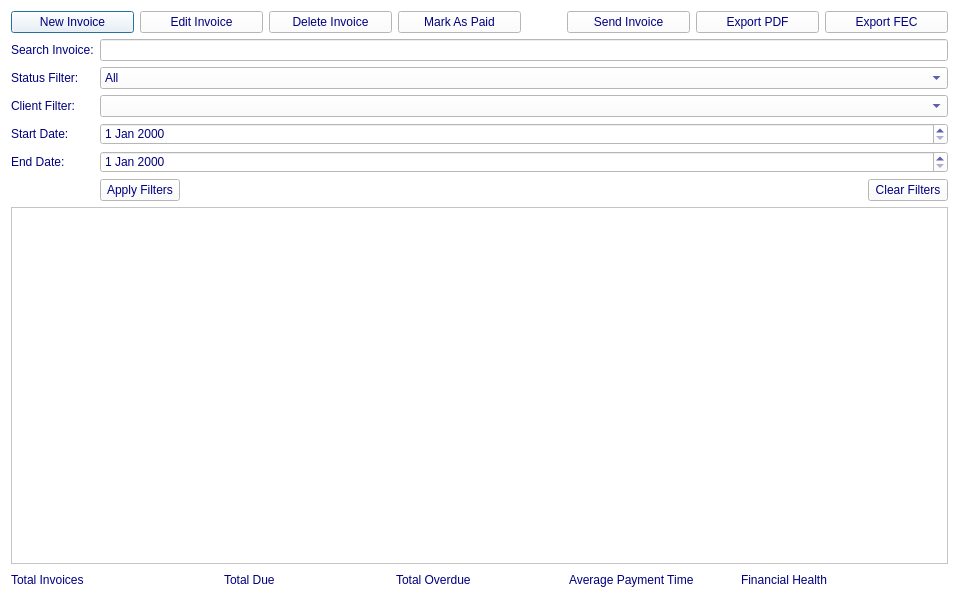
Above: invoicemanagementwidget.ui from rahma159/application before the change. Below: the same form after it.
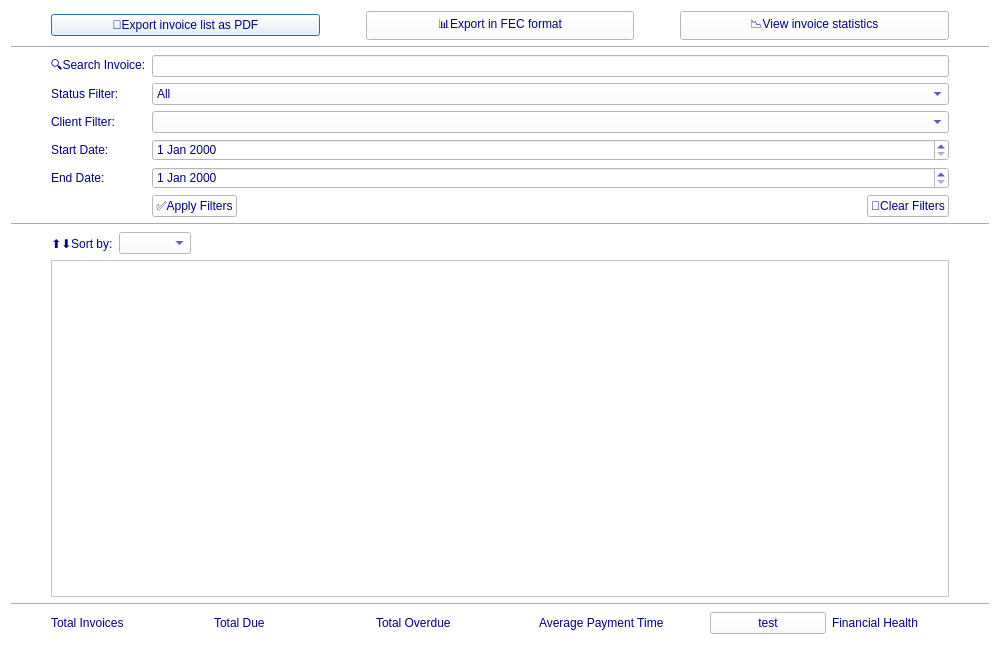
That is the form after the change.

Commit message: Ajout du settingsfor payment pour la classe Invoices

```diff
--- a/invoicemanagementwidget.ui
+++ b/invoicemanagementwidget.ui
@@ -6,8 +6,8 @@
    <rect>
     <x>0</x>
     <y>0</y>
-    <width>959</width>
-    <height>601</height>
+    <width>1000</width>
+    <height>645</height>
    </rect>
   </property>
   <property name="windowTitle">
@@ -17,39 +17,9 @@
    <string notr="true">background-color: rgb(255, 255, 255);
 color: rgb(0, 0, 127);</string>
   </property>
-  <layout class="QHBoxLayout" name="horizontalLayout_3">
-   <item>
     <layout class="QVBoxLayout" name="verticalLayout">
      <item>
       <layout class="QHBoxLayout" name="horizontalLayout">
-       <item>
-        <widget class="QPushButton" name="newInvoiceButton">
-         <property name="text">
-          <string>New Invoice</string>
-         </property>
-        </widget>
-       </item>
-       <item>
-        <widget class="QPushButton" name="editInvoiceButton">
-         <property name="text">
-          <string>Edit Invoice</string>
-         </property>
-        </widget>
-       </item>
-       <item>
-        <widget class="QPushButton" name="deleteInvoiceButton">
-         <property name="text">
-          <string>Delete Invoice</string>
-         </property>
-        </widget>
-       </item>
-       <item>
-        <widget class="QPushButton" name="markAsPaidButton">
-         <property name="text">
-          <string>Mark As Paid</string>
-         </property>
-        </widget>
-       </item>
        <item>
         <spacer name="horizontalSpacer_3">
          <property name="orientation">
@@ -69,53 +39,128 @@
        <item>
         <widget class="QPushButton" name="sendInvoiceButton">
          <property name="text">
-          <string>Send Invoice</string>
+        <string>📄Export invoice list as PDF</string>
          </property>
         </widget>
        </item>
        <item>
-        <widget class="QPushButton" name="exportPdfButton">
+      <spacer name="horizontalSpacer_4">
+       <property name="orientation">
+        <enum>Qt::Orientation::Horizontal</enum>
+       </property>
+       <property name="sizeType">
+        <enum>QSizePolicy::Policy::Preferred</enum>
+       </property>
+       <property name="sizeHint" stdset="0">
+        <size>
+         <width>40</width>
+         <height>20</height>
+        </size>
+       </property>
+      </spacer>
+     </item>
+     <item>
+      <widget class="QPushButton" name="exportFecButton">
          <property name="text">
-          <string>Export PDF</string>
+        <string>📊Export in FEC format</string>
          </property>
         </widget>
        </item>
        <item>
-        <widget class="QPushButton" name="exportFecbutton">
+      <spacer name="horizontalSpacer_6">
+       <property name="orientation">
+        <enum>Qt::Orientation::Horizontal</enum>
+       </property>
+       <property name="sizeType">
+        <enum>QSizePolicy::Policy::Preferred</enum>
+       </property>
+       <property name="sizeHint" stdset="0">
+        <size>
+         <width>40</width>
+         <height>20</height>
+        </size>
+       </property>
+      </spacer>
+     </item>
+     <item>
+      <widget class="QPushButton" name="viewStatisticsButton">
          <property name="text">
-          <string>Export FEC</string>
+        <string>📉View invoice statistics</string>
          </property>
         </widget>
        </item>
-      </layout>
-     </item>
+     <item>
+      <spacer name="horizontalSpacer_13">
+       <property name="orientation">
+        <enum>Qt::Orientation::Horizontal</enum>
+       </property>
+       <property name="sizeType">
+        <enum>QSizePolicy::Policy::Preferred</enum>
+       </property>
+       <property name="sizeHint" stdset="0">
+        <size>
+         <width>40</width>
+         <height>20</height>
+        </size>
+       </property>
+      </spacer>
+     </item>
+    </layout>
+   </item>
+   <item>
+    <widget class="Line" name="line_3">
+     <property name="orientation">
+      <enum>Qt::Orientation::Horizontal</enum>
+     </property>
+    </widget>
+   </item>
      <item>
       <layout class="QGridLayout" name="gridLayout">
-       <item row="1" column="0">
-        <widget class="QLabel" name="statusFilterLabel">
+     <item row="3" column="1">
+      <widget class="QLabel" name="startDateLabel">
          <property name="text">
-          <string>Status Filter:</string>
+        <string>Start Date:</string>
          </property>
         </widget>
        </item>
-       <item row="4" column="0">
-        <widget class="QLabel" name="endDateLabel">
+     <item row="5" column="2">
+      <layout class="QHBoxLayout" name="horizontalLayout_2">
+       <item>
+        <widget class="QPushButton" name="applyFiltersButton">
          <property name="text">
-          <string>End Date:</string>
+          <string>✅Apply Filters</string>
          </property>
         </widget>
        </item>
-       <item row="4" column="1">
+       <item>
+        <spacer name="horizontalSpacer">
+         <property name="orientation">
+          <enum>Qt::Orientation::Horizontal</enum>
+         </property>
+         <property name="sizeHint" stdset="0">
+          <size>
+           <width>40</width>
+           <height>20</height>
+          </size>
+         </property>
+        </spacer>
+       </item>
+       <item>
+        <widget class="QPushButton" name="clearFiltersButton">
+         <property name="text">
+          <string>🧹Clear Filters</string>
+         </property>
+        </widget>
+       </item>
+      </layout>
+     </item>
+     <item row="4" column="2">
         <widget class="QDateEdit" name="endDateEdit"/>
        </item>
-       <item row="0" column="0">
-        <widget class="QLabel" name="searchInvoiceLabel">
-         <property name="text">
-          <string>Search Invoice:</string>
-         </property>
-        </widget>
-       </item>
-       <item row="1" column="1">
+     <item row="3" column="2">
+      <widget class="QDateEdit" name="startDateEdit"/>
+     </item>
+     <item row="1" column="2">
         <widget class="QComboBox" name="statusFilterComboBox">
          <item>
           <property name="text">
@@ -149,47 +194,95 @@
          </item>
         </widget>
        </item>
-       <item row="0" column="1">
+     <item row="4" column="1">
+      <widget class="QLabel" name="endDateLabel">
+       <property name="text">
+        <string>End Date:</string>
+       </property>
+      </widget>
+     </item>
+     <item row="0" column="2">
         <widget class="QLineEdit" name="searchInvoiceLineEdit">
          <property name="text">
           <string/>
          </property>
         </widget>
        </item>
+     <item row="0" column="1">
+      <widget class="QLabel" name="searchInvoiceLabel">
+       <property name="text">
+        <string>🔍Search Invoice:</string>
+       </property>
+      </widget>
+     </item>
        <item row="2" column="0">
+      <spacer name="horizontalSpacer_7">
+       <property name="orientation">
+        <enum>Qt::Orientation::Horizontal</enum>
+       </property>
+       <property name="sizeType">
+        <enum>QSizePolicy::Policy::Preferred</enum>
+       </property>
+       <property name="sizeHint" stdset="0">
+        <size>
+         <width>40</width>
+         <height>20</height>
+        </size>
+       </property>
+      </spacer>
+     </item>
+     <item row="2" column="2">
+      <widget class="QComboBox" name="clientFilterComboBox"/>
+     </item>
+     <item row="2" column="1">
         <widget class="QLabel" name="clientFilterLabel">
          <property name="text">
           <string>Client Filter:</string>
          </property>
         </widget>
        </item>
-       <item row="3" column="0">
-        <widget class="QLabel" name="startDateLabel">
+     <item row="1" column="1">
+      <widget class="QLabel" name="statusFilterLabel">
          <property name="text">
-          <string>Start Date:</string>
+        <string>Status Filter:</string>
          </property>
         </widget>
        </item>
-       <item row="3" column="1">
-        <widget class="QDateEdit" name="startDateEdit"/>
-       </item>
-       <item row="2" column="1">
-        <widget class="QComboBox" name="clientFilterComboBox"/>
-       </item>
-       <item row="5" column="1">
-        <layout class="QHBoxLayout" name="horizontalLayout_2">
+     <item row="3" column="3">
+      <spacer name="horizontalSpacer_8">
+       <property name="orientation">
+        <enum>Qt::Orientation::Horizontal</enum>
+       </property>
+       <property name="sizeType">
+        <enum>QSizePolicy::Policy::Preferred</enum>
+       </property>
+       <property name="sizeHint" stdset="0">
+        <size>
+         <width>40</width>
+         <height>20</height>
+        </size>
+       </property>
+      </spacer>
+     </item>
+    </layout>
+   </item>
          <item>
-          <widget class="QPushButton" name="applyFiltersButton">
-           <property name="text">
-            <string>Apply Filters</string>
+    <widget class="Line" name="line_2">
+     <property name="orientation">
+      <enum>Qt::Orientation::Horizontal</enum>
            </property>
           </widget>
          </item>
          <item>
-          <spacer name="horizontalSpacer">
+    <layout class="QGridLayout" name="gridLayout_2">
+     <item row="1" column="0">
+      <spacer name="horizontalSpacer_9">
            <property name="orientation">
             <enum>Qt::Orientation::Horizontal</enum>
            </property>
+       <property name="sizeType">
+        <enum>QSizePolicy::Policy::Preferred</enum>
+       </property>
            <property name="sizeHint" stdset="0">
             <size>
              <width>40</width>
@@ -198,22 +291,82 @@
            </property>
           </spacer>
          </item>
+     <item row="0" column="1">
+      <layout class="QHBoxLayout" name="horizontalLayout_3">
          <item>
-          <widget class="QPushButton" name="clearFiltersButton">
+        <widget class="QLabel" name="label">
            <property name="text">
-            <string>Clear Filters</string>
+          <string>⬆️⬇️Sort by:</string>
            </property>
           </widget>
          </item>
-        </layout>
+       <item>
+        <widget class="QComboBox" name="sortComboBox"/>
        </item>
+       <item>
+        <spacer name="horizontalSpacer_5">
+         <property name="orientation">
+          <enum>Qt::Orientation::Horizontal</enum>
+         </property>
+         <property name="sizeType">
+          <enum>QSizePolicy::Policy::Expanding</enum>
+         </property>
+         <property name="sizeHint" stdset="0">
+          <size>
+           <width>40</width>
+           <height>20</height>
+          </size>
+         </property>
+        </spacer>
+       </item>
       </layout>
      </item>
-     <item>
+     <item row="1" column="1">
       <widget class="QTableView" name="tableView"/>
      </item>
+     <item row="1" column="2">
+      <spacer name="horizontalSpacer_10">
+       <property name="orientation">
+        <enum>Qt::Orientation::Horizontal</enum>
+       </property>
+       <property name="sizeType">
+        <enum>QSizePolicy::Policy::Preferred</enum>
+       </property>
+       <property name="sizeHint" stdset="0">
+        <size>
+         <width>40</width>
+         <height>20</height>
+        </size>
+       </property>
+      </spacer>
+     </item>
+    </layout>
+   </item>
+   <item>
+    <widget class="Line" name="line">
+     <property name="orientation">
+      <enum>Qt::Orientation::Horizontal</enum>
+     </property>
+    </widget>
+   </item>
      <item>
       <layout class="QHBoxLayout" name="summaryLayout">
+     <item>
+      <spacer name="horizontalSpacer_11">
+       <property name="orientation">
+        <enum>Qt::Orientation::Horizontal</enum>
+       </property>
+       <property name="sizeType">
+        <enum>QSizePolicy::Policy::Preferred</enum>
+       </property>
+       <property name="sizeHint" stdset="0">
+        <size>
+         <width>40</width>
+         <height>20</height>
+        </size>
+       </property>
+      </spacer>
+     </item>
        <item>
         <widget class="QLabel" name="totalInvoicesLabel">
          <property name="text">
@@ -244,6 +397,22 @@
          </property>
         </widget>
        </item>
+     <item>
+      <spacer name="horizontalSpacer_15">
+       <property name="orientation">
+        <enum>Qt::Orientation::Horizontal</enum>
+       </property>
+       <property name="sizeType">
+        <enum>QSizePolicy::Policy::Preferred</enum>
+       </property>
+       <property name="sizeHint" stdset="0">
+        <size>
+         <width>40</width>
+         <height>20</height>
+        </size>
+       </property>
+      </spacer>
+     </item>
        <item>
         <widget class="QLabel" name="totalOverdueLabel">
          <property name="text">
@@ -251,6 +420,22 @@
          </property>
         </widget>
        </item>
+     <item>
+      <spacer name="horizontalSpacer_16">
+       <property name="orientation">
+        <enum>Qt::Orientation::Horizontal</enum>
+       </property>
+       <property name="sizeType">
+        <enum>QSizePolicy::Policy::Preferred</enum>
+       </property>
+       <property name="sizeHint" stdset="0">
+        <size>
+         <width>40</width>
+         <height>20</height>
+        </size>
+       </property>
+      </spacer>
+     </item>
        <item>
         <widget class="QLabel" name="avgPaymentTimeLabel">
          <property name="text">
@@ -258,6 +443,29 @@
          </property>
         </widget>
        </item>
+     <item>
+      <spacer name="horizontalSpacer_14">
+       <property name="orientation">
+        <enum>Qt::Orientation::Horizontal</enum>
+       </property>
+       <property name="sizeType">
+        <enum>QSizePolicy::Policy::Preferred</enum>
+       </property>
+       <property name="sizeHint" stdset="0">
+        <size>
+         <width>40</width>
+         <height>20</height>
+        </size>
+       </property>
+      </spacer>
+     </item>
+     <item>
+      <widget class="QPushButton" name="manualTestButton">
+       <property name="text">
+        <string>test</string>
+       </property>
+      </widget>
+     </item>
        <item>
         <widget class="QLabel" name="financialHealthLabel">
          <property name="text">
@@ -266,12 +474,12 @@
         </widget>
        </item>
        <item>
-        <spacer name="horizontalSpacer_4">
+      <spacer name="horizontalSpacer_12">
          <property name="orientation">
           <enum>Qt::Orientation::Horizontal</enum>
          </property>
          <property name="sizeType">
-          <enum>QSizePolicy::Policy::Minimum</enum>
+        <enum>QSizePolicy::Policy::Preferred</enum>
          </property>
          <property name="sizeHint" stdset="0">
           <size>
@@ -280,8 +488,6 @@
           </size>
          </property>
         </spacer>
-       </item>
-      </layout>
      </item>
     </layout>
    </item>
```
Left out of the diff: 2 changed lines with no effect on the pictures. Lines whose indentation alone changed are shown as unchanged. The commit also changes 169 other files.
